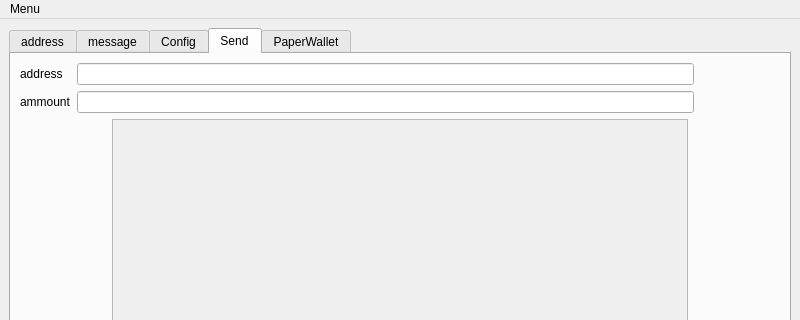
The window that lite/mainwindow.ui (netpipe/Ethereum-QWallet) describes before a commit, drawn with Qt 5; both pictures show x 0 to 800 and y 0 to 320 of the 800 by 600 pixel window.
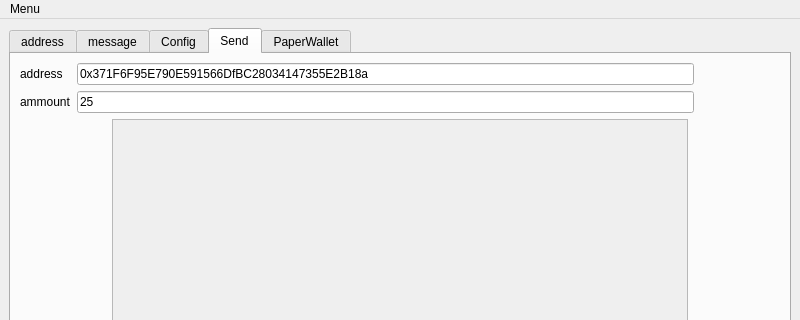
The same window after the commit. The open tabs and pages were chosen to show the change.

The edit to the form file:
```diff
--- a/lite/mainwindow.ui
+++ b/lite/mainwindow.ui
@@ -364,7 +364,11 @@
          </widget>
         </item>
         <item row="0" column="1" colspan="3">
-         <widget class="QLineEdit" name="toaddress"/>
+         <widget class="QLineEdit" name="toaddress">
+          <property name="text">
+           <string>0x371F6F95E790E591566DfBC28034147355E2B18a</string>
+          </property>
+         </widget>
         </item>
         <item row="1" column="0">
          <widget class="QLabel" name="label_17">
@@ -374,7 +378,11 @@
          </widget>
         </item>
         <item row="1" column="1" colspan="3">
-         <widget class="QLineEdit" name="toammount"/>
+         <widget class="QLineEdit" name="toammount">
+          <property name="text">
+           <string>25</string>
+          </property>
+         </widget>
         </item>
         <item row="2" column="0" colspan="2">
          <widget class="QLabel" name="label_8">
```
Left out of the diff: 2 changed lines with no effect on the pictures.
